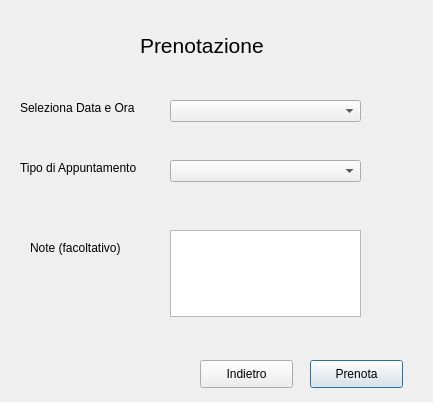
Old version of the form GUI/Prenotazione.ui in the repository S1098357/ClinicaAlpha.
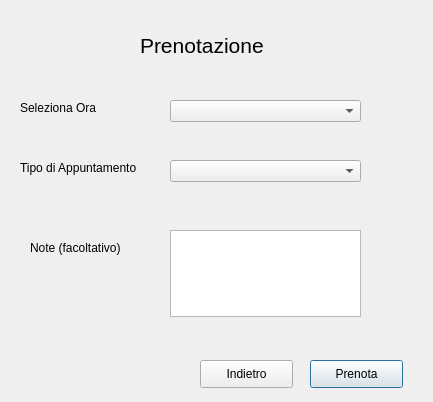
New version of the form.

```diff
--- a/GUI/Prenotazione.ui
+++ b/GUI/Prenotazione.ui
@@ -23,7 +23,7 @@
     </rect>
    </property>
    <property name="text">
-    <string>Seleziona Data e Ora</string>
+    <string>Seleziona Ora</string>
    </property>
   </widget>
   <widget class="QLabel" name="label_2">
```
